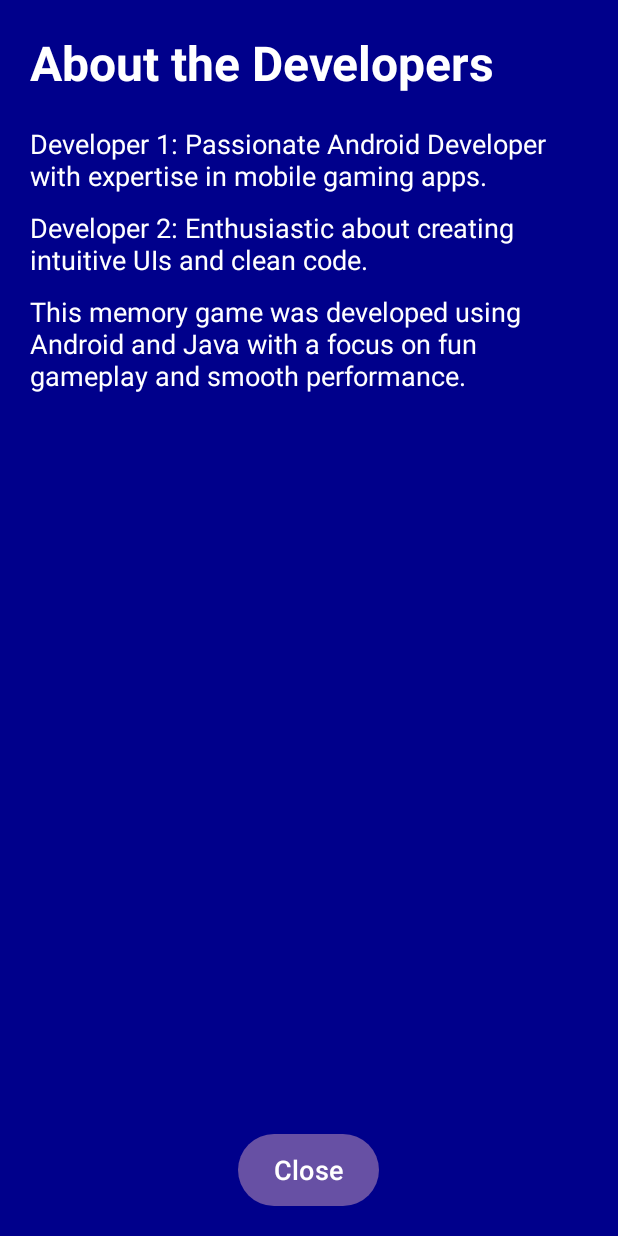
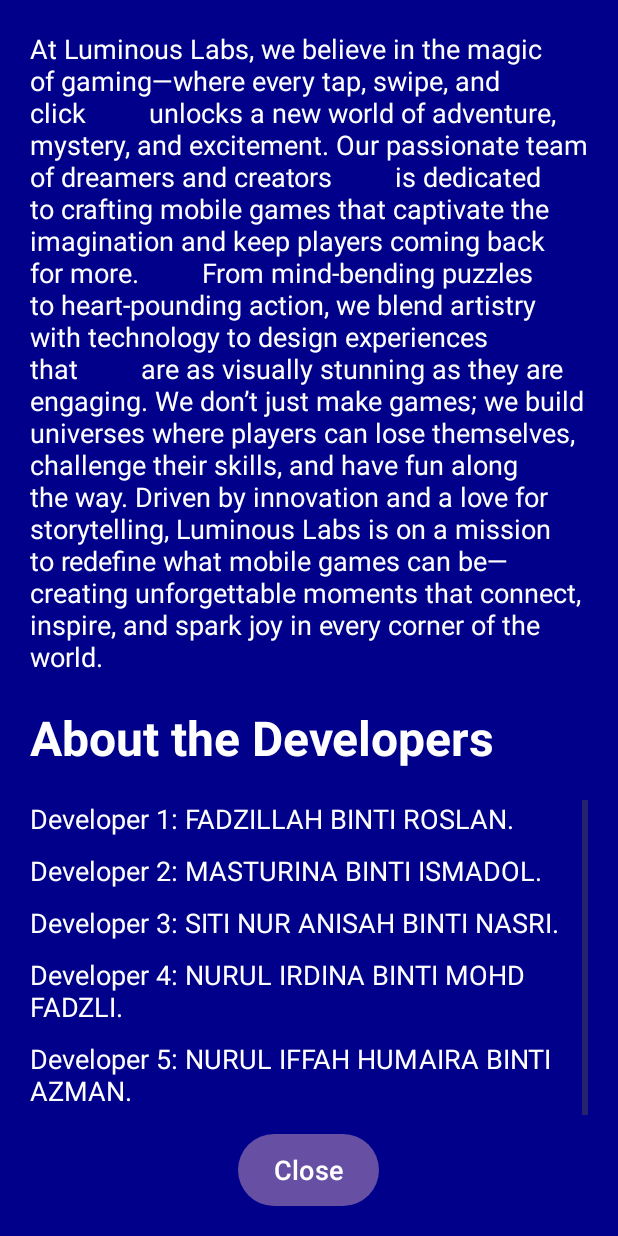
Before and after one commit to fadzrose/Color-Matching-Game, an Android app: the AboutDevelopersActivity screen opened directly, with no data from a screen before it, on a phone screen of 412 x 824 dp. Run offline under Robolectric (Android 15) with nearby library versions, the phone set to English and light mode, and no system bars.

Commit message:
Update activity_about_developers.xml

```diff
--- a/app/src/main/res/layout/activity_about_developers.xml
+++ b/app/src/main/res/layout/activity_about_developers.xml
@@ -5,6 +5,21 @@
     android:orientation="vertical"
     android:padding="20dp"
     android:background="#00008B">
+
+    <!-- About the Game -->
+    <TextView
+        android:layout_width="match_parent"
+        android:layout_height="wrap_content"
+        android:text="At Luminous Labs, we believe in the magic of gaming—where every tap, swipe, and click
+        unlocks a new world of adventure, mystery, and excitement. Our passionate team of dreamers and creators
+        is dedicated to crafting mobile games that captivate the imagination and keep players coming back for more.
+        From mind-bending puzzles to heart-pounding action, we blend artistry with technology to design experiences that
+        are as visually stunning as they are engaging. We don’t just make games; we build universes where players can lose themselves,
+        challenge their skills, and have fun along the way. Driven by innovation and a love for storytelling, Luminous Labs is on a mission
+        to redefine what mobile games can be—creating unforgettable moments that connect, inspire, and spark joy in every corner of the world."
+        android:textSize="18sp"
+        android:textColor="#FFFFFF"
+        android:layout_marginBottom="20dp"/>
 
     <!-- Title Text -->
     <TextView
@@ -34,7 +49,7 @@
             <TextView
                 android:layout_width="match_parent"
                 android:layout_height="wrap_content"
-                android:text="Developer 1: Passionate Android Developer with expertise in mobile gaming apps."
+                android:text="Developer 1: FADZILLAH BINTI ROSLAN."
                 android:textSize="18sp"
                 android:textColor="#FFFFFF"
                 android:layout_marginBottom="10dp"/>
@@ -43,19 +58,36 @@
             <TextView
                 android:layout_width="match_parent"
                 android:layout_height="wrap_content"
-                android:text="Developer 2: Enthusiastic about creating intuitive UIs and clean code."
+                android:text="Developer 2: MASTURINA BINTI ISMADOL."
                 android:textSize="18sp"
                 android:textColor="#FFFFFF"
                 android:layout_marginBottom="10dp"/>
 
-            <!-- About the Game -->
             <TextView
                 android:layout_width="match_parent"
                 android:layout_height="wrap_content"
-                android:text="This memory game was developed using Android and Java with a focus on fun gameplay and smooth performance."
+                android:text="Developer 3: SITI NUR ANISAH BINTI NASRI."
                 android:textSize="18sp"
                 android:textColor="#FFFFFF"
-                android:layout_marginBottom="20dp"/>
+                android:layout_marginBottom="10dp"/>
+
+            <TextView
+                android:layout_width="match_parent"
+                android:layout_height="wrap_content"
+                android:text="Developer 4: NURUL IRDINA BINTI MOHD FADZLI."
+                android:textSize="18sp"
+                android:textColor="#FFFFFF"
+                android:layout_marginBottom="10dp"/>
+
+            <TextView
+                android:layout_width="match_parent"
+                android:layout_height="wrap_content"
+                android:text="Developer 5: NURUL IFFAH HUMAIRA BINTI AZMAN."
+                android:textSize="18sp"
+                android:textColor="#FFFFFF"
+                android:layout_marginBottom="10dp"/>
+
+
 
         </LinearLayout>
     </ScrollView>
```
